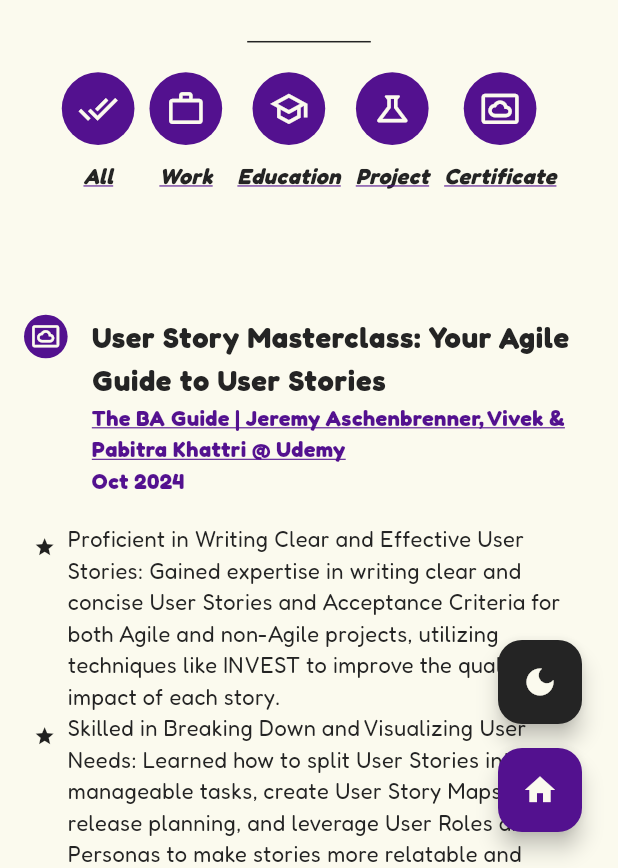
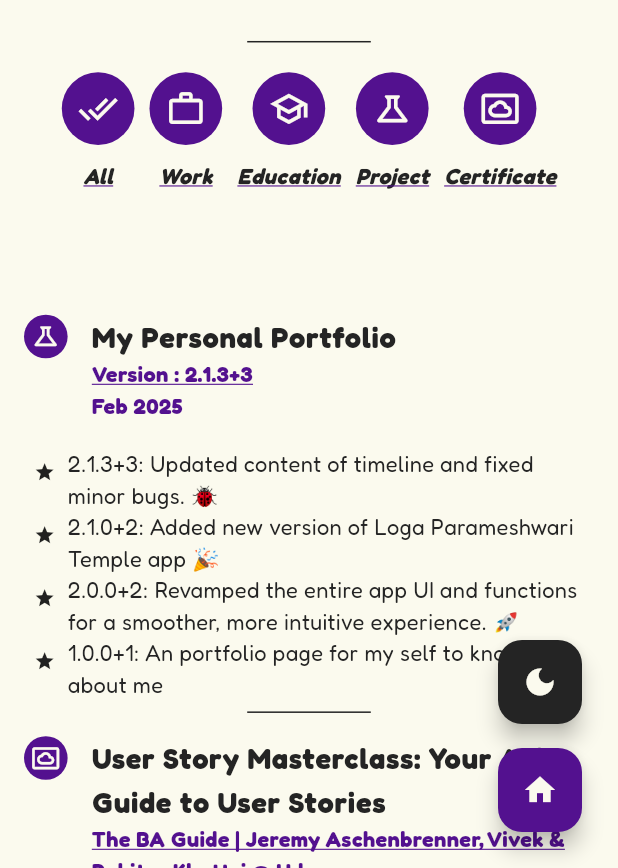
Before and after one commit to sanjay-rb/sanjay-rb.github.io, a Flutter app: the screen it shows after launch, on a phone screen of 412 x 824 dp, the part 368-1236 px from its top. Run offline on Flutter 3.47's test engine with Material 3 defaults, Android fonts, the phone set to English and light mode, and no system bars; drawn by our look-alikes of flutter_animate; our stand-ins replace get, google_fonts, url_strategy.

Commit message:
Feature/update project content (#10)
* Update project version and timeline content with recent changes and bug fixes

* Update project version to 2.1.3+3 in project_constant.dart

* Update project timeline date and link in project_constant.dart

```diff
--- a/lib/app/constants/project_constant.dart
+++ b/lib/app/constants/project_constant.dart
@@ -4,65 +4,15 @@
 List<TimelineModel> project = [
   TimelineModel(
     title: "My Personal Portfolio",
-    subTitle: "Version : 2.1.0+2",
-    date: DateTime(2024, 07, 30),
+    subTitle: "Version : 2.1.3+3",
+    date: DateTime(2025, 02, 16),
     type: TimelineTypeConstant.project,
-    link: "NA",
+    link: "https://sanjay-rb.github.io/",
     points: [
-      'Added new version of Loga Parameshwari Temple app 🎉',
-    ],
-  ),
-  TimelineModel(
-    title: "Loga Parameshwari Temple",
-    subTitle: "Version : 2.13.15+24",
-    date: DateTime(2024, 07, 05),
-    type: TimelineTypeConstant.project,
-    link:
-        "https://play.google.com/store/apps/details?id=com.sanjoke.loga_parameshwari",
-    points: [
-      'Minor update: Resolved image permission issue',
-      'Minor update: Enhanced Scheduled Pooja navigator',
-      'Minor update: Improved cloud function for notification text',
-      'Minor update: Integrated AdMob for mobile advertisements',
-    ],
-  ),
-  TimelineModel(
-    title: "Loga Parameshwari Temple",
-    subTitle: "Version : 2.13.12+23",
-    date: DateTime(2024, 06, 18),
-    type: TimelineTypeConstant.project,
-    link:
-        "https://play.google.com/store/apps/details?id=com.sanjoke.loga_parameshwari",
-    points: [
-      'Minor update: Resolved image permission issue',
-      'Minor update: Enhanced Scheduled Pooja navigator',
-      'Minor update: Improved cloud function for notification text',
-      'Minor update: Integrated AdMob for mobile advertisements',
-    ],
-  ),
-  TimelineModel(
-    title: "Loga Parameshwari Temple",
-    subTitle: "Version : 2.13.8+22",
-    date: DateTime(2024, 06, 09),
-    type: TimelineTypeConstant.project,
-    link:
-        "https://play.google.com/store/apps/details?id=com.sanjoke.loga_parameshwari",
-    points: [
-      'Security update : Google play policy fix',
-      'Minor revision : Updated special pooja style'
-    ],
-  ),
-  TimelineModel(
-    title: "Loga Parameshwari Temple",
-    subTitle: "Version : 2.13.7+21",
-    date: DateTime(2024, 06, 08),
-    type: TimelineTypeConstant.project,
-    link:
-        "https://play.google.com/store/apps/details?id=com.sanjoke.loga_parameshwari",
-    points: [
-      'Bug fix: Permission issue fixed on storage',
-      'Minor revision : Updated securiy update on cloud functions',
-      'Minor revision : Updated special dates logic, map click'
+      '2.1.3+3: Updated content of timeline and fixed minor bugs. 🐞',
+      '2.1.0+2: Added new version of Loga Parameshwari Temple app 🎉',
+      '2.0.0+2: Revamped the entire app UI and functions for a smoother, more intuitive experience. 🚀',
+      '1.0.0+1: An portfolio page for my self to know more about me',
     ],
   ),
   TimelineModel(
@@ -78,16 +28,6 @@
       'Personalized tracking of task completion with submissions via GitHub and LinkedIn posts. 📊',
       'Maintain your streak and stand out. 🌟',
       'By sharing task completions, you can network on LinkedIn and document your progress on GitHub. 🤝📚'
-    ],
-  ),
-  TimelineModel(
-    title: "My Personal Portfolio",
-    subTitle: "Version : 2.0.0+2",
-    date: DateTime(2024, 07, 20),
-    type: TimelineTypeConstant.project,
-    link: "NA",
-    points: [
-      'Revamped the entire app UI and functions for a smoother, more intuitive experience. 🚀',
     ],
   ),
   TimelineModel(
@@ -107,87 +47,50 @@
     ],
   ),
   TimelineModel(
-    title: "My Personal Portfolio",
-    subTitle: "Version : 1.0.0+1",
-    date: DateTime(2023, 03, 09),
-    type: TimelineTypeConstant.project,
-    link: "NA",
-    points: [
-      'An portfolio page for my self to know more about me',
-    ],
-  ),
-  TimelineModel(
     title: "Loga Parameshwari Temple",
-    subTitle: "Version : 2.13.1+18",
-    date: DateTime(2023, 03, 6),
+    subTitle: "Version : 2.13.15+24",
+    date: DateTime(2024, 07, 05),
     type: TimelineTypeConstant.project,
     link:
         "https://play.google.com/store/apps/details?id=com.sanjoke.loga_parameshwari",
     points: [
-      'Minor revision : Visibility of liked people names',
-      'Minor revision : User online status',
-      'Minor revision : History page lazy loading',
-      'Minor revision : User verification for new pooja addition',
-      'Minor revision : Permission handler',
-      'Minor revision : Contact cards',
-      'Minor revision : Special dates (Amavasay, Pournami & Ailyam Pooja Dates)',
-      'Minor revision : Android notification channel addition',
-      'Bug fix: Removed unwanted permissions'
-    ],
-  ),
-  TimelineModel(
-    title: "Loga Parameshwari Temple",
-    subTitle: "Version : 2.5.8+16",
-    date: DateTime(2022, 11, 7),
-    type: TimelineTypeConstant.project,
-    link:
-        "https://play.google.com/store/apps/details?id=com.sanjoke.loga_parameshwari",
-    points: [
-      'Minor revision : In App Check in Cloud FireStore',
-      'Minor revision : Deeplink for pooja page',
-    ],
-  ),
-  TimelineModel(
-    title: "Loga Parameshwari Temple",
-    subTitle: "Version : 2.5.4+14",
-    date: DateTime(2022, 05, 13),
-    type: TimelineTypeConstant.project,
-    link:
-        "https://play.google.com/store/apps/details?id=com.sanjoke.loga_parameshwari",
-    points: [
-      'Bug fix: 3d GIF link updated',
-      'Bug fix: Notification enable',
-      'Minor revision : Photo swipe features',
-      'Minor revision : Sponsors name list',
-      'Minor revision : Payment info page',
-      'Minor revision : Update date from the UI by the post creator (Edit Page)',
-      'Minor revision : App Tutorial'
-    ],
-  ),
-  TimelineModel(
-    title: "Loga Parameshwari Temple",
-    subTitle: "Version : 2.0.0+10",
-    date: DateTime(2021, 07, 15),
-    type: TimelineTypeConstant.project,
-    link:
-        "https://play.google.com/store/apps/details?id=com.sanjoke.loga_parameshwari",
-    points: [
-      'Added authentication with mobile OTP.',
-      'Now you can add an image while scheduling the pooja.',
-      'In-app update checked.',
-      'New splash screen for preloading information.',
-      'New profile page for each user.'
-    ],
-  ),
-  TimelineModel(
-    title: "Loga Parameshwari Temple",
-    subTitle: "Version : 1.0.0+1",
-    date: DateTime(2021, 05, 27),
-    type: TimelineTypeConstant.project,
-    link:
-        "https://play.google.com/store/apps/details?id=com.sanjoke.loga_parameshwari",
-    points: [
-      'Initial version of the app',
+      '2.13.15+24: Minor update: Resolved image permission issue',
+      '2.13.15+24: Minor update: Enhanced Scheduled Pooja navigator',
+      '2.13.15+24: Minor update: Improved cloud function for notification text',
+      '2.13.15+24: Minor update: Integrated AdMob for mobile advertisements',
+      '2.13.12+23: Minor update: Resolved image permission issue',
+      '2.13.12+23: Minor update: Enhanced Scheduled Pooja navigator',
+      '2.13.12+23: Minor update: Improved cloud function for notification text',
+      '2.13.12+23: Minor update: Integrated AdMob for mobile advertisements',
+      '2.13.8+22: Security update : Google play policy fix',
+      '2.13.8+22: Minor revision : Updated special pooja style',
+      '2.13.7+21: Bug fix: Permission issue fixed on storage',
+      '2.13.7+21: Minor revision : Updated security update on cloud functions',
+      '2.13.7+21: Minor revision : Updated special dates logic, map click',
+      '2.13.1+18: Minor revision : Visibility of liked people names',
+      '2.13.1+18: Minor revision : User online status',
+      '2.13.1+18: Minor revision : History page lazy loading',
+      '2.13.1+18: Minor revision : User verification for new pooja addition',
+      '2.13.1+18: Minor revision : Permission handler',
+      '2.13.1+18: Minor revision : Contact cards',
+      '2.13.1+18: Minor revision : Special dates (Amavasay, Pournami & Ailyam Pooja Dates)',
+      '2.13.1+18: Minor revision : Android notification channel addition',
+      '2.13.1+18: Bug fix: Removed unwanted permissions',
+      '2.5.8+16: Minor revision : In App Check in Cloud FireStore',
+      '2.5.8+16: Minor revision : Deeplink for pooja page',
+      '2.5.4+14: Bug fix: 3d GIF link updated',
+      '2.5.4+14: Bug fix: Notification enable',
+      '2.5.4+14: Minor revision : Photo swipe features',
+      '2.5.4+14: Minor revision : Sponsors name list',
+      '2.5.4+14: Minor revision : Payment info page',
+      '2.5.4+14: Minor revision : Update date from the UI by the post creator (Edit Page)',
+      '2.5.4+14: Minor revision : App Tutorial',
+      '2.0.0+10: Added authentication with mobile OTP.',
+      '2.0.0+10: Now you can add an image while scheduling the pooja.',
+      '2.0.0+10: In-app update checked.',
+      '2.0.0+10: New splash screen for preloading information.',
+      '2.0.0+10: New profile page for each user.',
+      '1.0.0+1: Initial version of the app',
     ],
   ),
 ];
--- a/pubspec.yaml
+++ b/pubspec.yaml
@@ -1,5 +1,5 @@
 name: sanjayrb
-version: 2.0.0+2
+version: 2.1.3+3
 publish_to: none
 description: My personal portfolio
 environment:
```
